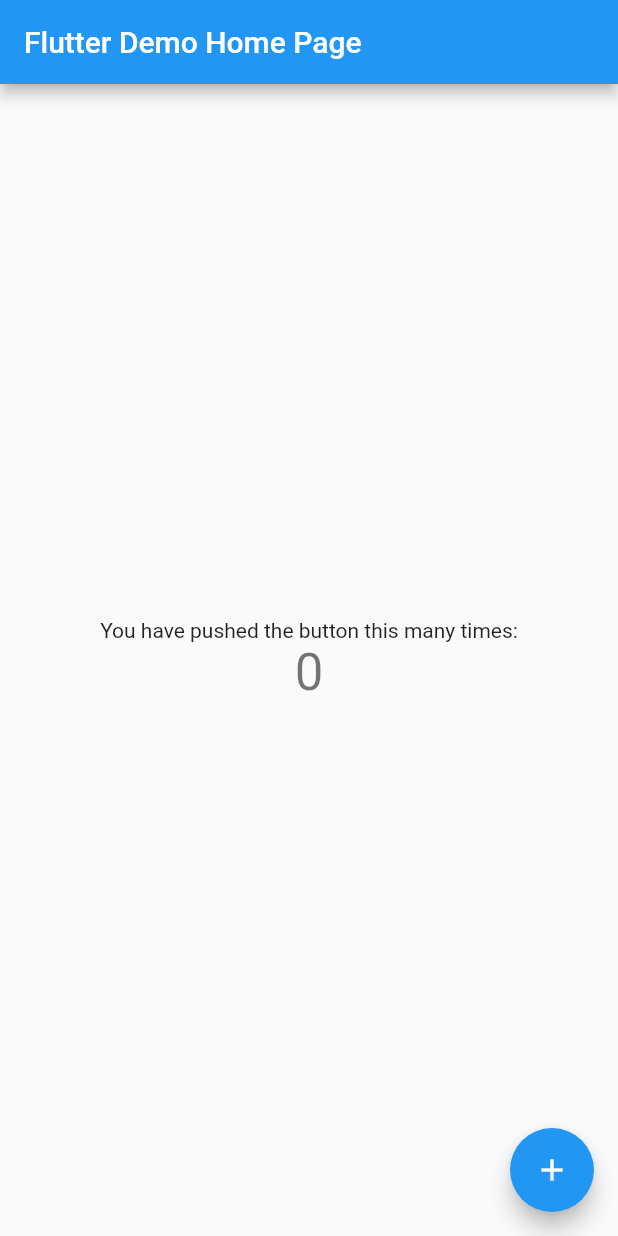
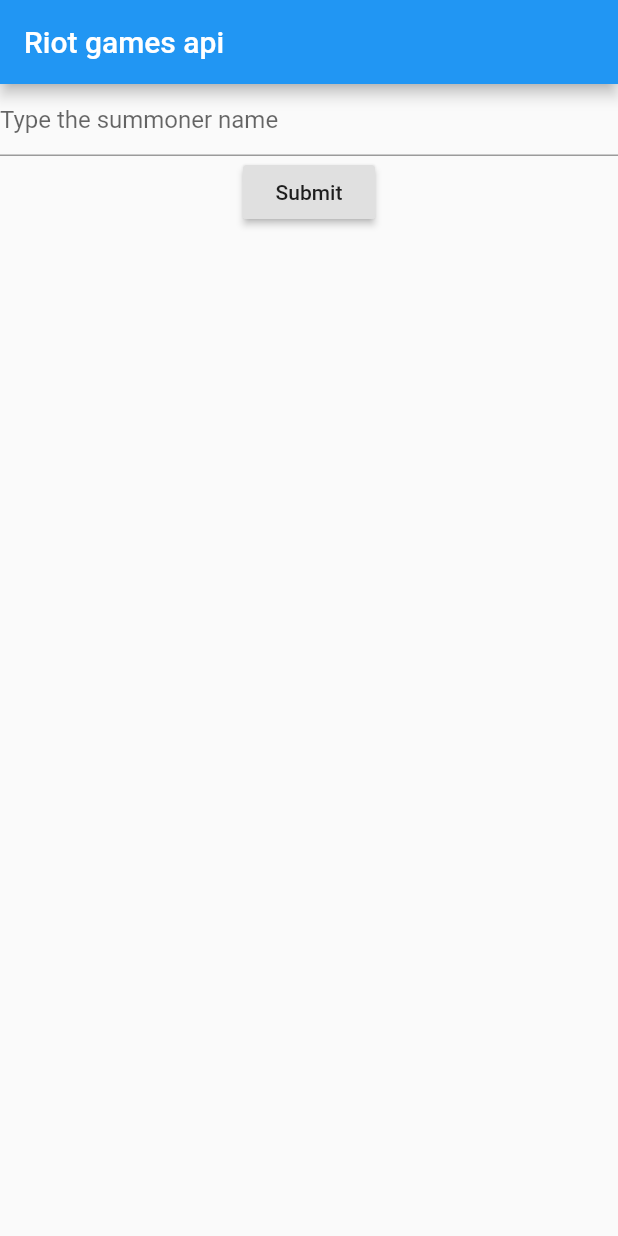
Before and after one commit to rene-kt/flutter-lol-api, a Flutter app: the screen it shows after launch, on a phone screen of 412 x 824 dp. Run offline on Flutter 3.47's test engine with Material 2 defaults, Android fonts, the phone set to English and light mode, and no system bars.

Commit message:
consuming riot api

```diff
--- a/lib/main.dart
+++ b/lib/main.dart
@@ -1,117 +1,54 @@
 import 'package:flutter/material.dart';
+import 'package:FlutterGifGallery/service/requisitions.service.dart';
 
 void main() {
-  runApp(MyApp());
+  runApp(MaterialApp(
+    home: Home(),
+  ));
 }
 
-class MyApp extends StatelessWidget {
-  // This widget is the root of your application.
+class Home extends StatefulWidget {
+  @override
+  _HomeState createState() => _HomeState();
+}
+
+class _HomeState extends State<Home> {
+  Requisition requisition = Requisition();
+
+  TextEditingController textController = TextEditingController();
+  final formKey = GlobalKey<FormState>();
+
   @override
   Widget build(BuildContext context) {
-    return MaterialApp(
-      title: 'Flutter Demo',
-      theme: ThemeData(
-        // This is the theme of your application.
-        //
-        // Try running your application with "flutter run". You'll see the
-        // application has a blue toolbar. Then, without quitting the app, try
-        // changing the primarySwatch below to Colors.green and then invoke
-        // "hot reload" (press "r" in the console where you ran "flutter run",
-        // or simply save your changes to "hot reload" in a Flutter IDE).
-        // Notice that the counter didn't reset back to zero; the application
-        // is not restarted.
-        primarySwatch: Colors.blue,
-        // This makes the visual density adapt to the platform that you run
-        // the app on. For desktop platforms, the controls will be smaller and
-        // closer together (more dense) than on mobile platforms.
-        visualDensity: VisualDensity.adaptivePlatformDensity,
+    return Scaffold(
+      appBar: AppBar(
+        title: Text("Riot games api"),
       ),
-      home: MyHomePage(title: 'Flutter Demo Home Page'),
+      body: SingleChildScrollView(
+          child: Form(
+              key: formKey,
+              child: Column(
+                children: <Widget>[
+                  TextFormField(
+                      controller: textController,
+                      decoration: const InputDecoration(
+                        hintText: 'Type the summoner name',
+                      ),
+                      validator: (value) {
+                        if (value.isEmpty) {
+                          return "Please, enter some text";
+                        } else {
+                          return null;
+                        }
+                      }),
+                  RaisedButton(
+                      onPressed: () {
+                        print(textController.text);
+                        requisition.returnSummonerId(textController.text);
+                      },
+                      child: Text("Submit"))
+                ],
+              ))),
     );
   }
 }
-
-class MyHomePage extends StatefulWidget {
-  MyHomePage({Key key, this.title}) : super(key: key);
-
-  // This widget is the home page of your application. It is stateful, meaning
-  // that it has a State object (defined below) that contains fields that affect
-  // how it looks.
-
-  // This class is the configuration for the state. It holds the values (in this
-  // case the title) provided by the parent (in this case the App widget) and
-  // used by the build method of the State. Fields in a Widget subclass are
-  // always marked "final".
-
-  final String title;
-
-  @override
-  _MyHomePageState createState() => _MyHomePageState();
-}
-
-class _MyHomePageState extends State<MyHomePage> {
-  int _counter = 0;
-
-  void _incrementCounter() {
-    setState(() {
-      // This call to setState tells the Flutter framework that something has
-      // changed in this State, which causes it to rerun the build method below
-      // so that the display can reflect the updated values. If we changed
-      // _counter without calling setState(), then the build method would not be
-      // called again, and so nothing would appear to happen.
-      _counter++;
-    });
-  }
-
-  @override
-  Widget build(BuildContext context) {
-    // This method is rerun every time setState is called, for instance as done
-    // by the _incrementCounter method above.
-    //
-    // The Flutter framework has been optimized to make rerunning build methods
-    // fast, so that you can just rebuild anything that needs updating rather
-    // than having to individually change instances of widgets.
-    return Scaffold(
-      appBar: AppBar(
-        // Here we take the value from the MyHomePage object that was created by
-        // the App.build method, and use it to set our appbar title.
-        title: Text(widget.title),
-      ),
-      body: Center(
-        // Center is a layout widget. It takes a single child and positions it
-        // in the middle of the parent.
-        child: Column(
-          // Column is also a layout widget. It takes a list of children and
-          // arranges them vertically. By default, it sizes itself to fit its
-          // children horizontally, and tries to be as tall as its parent.
-          //
-          // Invoke "debug painting" (press "p" in the console, choose the
-          // "Toggle Debug Paint" action from the Flutter Inspector in Android
-          // Studio, or the "Toggle Debug Paint" command in Visual Studio Code)
-          // to see the wireframe for each widget.
-          //
-          // Column has various properties to control how it sizes itself and
-          // how it positions its children. Here we use mainAxisAlignment to
-          // center the children vertically; the main axis here is the vertical
-          // axis because Columns are vertical (the cross axis would be
-          // horizontal).
-          mainAxisAlignment: MainAxisAlignment.center,
-          children: <Widget>[
-            Text(
-              'You have pushed the button this many times:',
-            ),
-            Text(
-              '$_counter',
-              style: Theme.of(context).textTheme.headline4,
-            ),
-          ],
-        ),
-      ),
-      floatingActionButton: FloatingActionButton(
-        onPressed: _incrementCounter,
-        tooltip: 'Increment',
-        child: Icon(Icons.add),
-      ), // This trailing comma makes auto-formatting nicer for build methods.
-    );
-  }
-}
--- a/pubspec.yaml
+++ b/pubspec.yaml
@@ -28,6 +28,8 @@
   # The following adds the Cupertino Icons font to your application.
   # Use with the CupertinoIcons class for iOS style icons.
   cupertino_icons: ^0.1.3
+  http: ^0.12.0+2
+
 
 dev_dependencies:
   flutter_test:
```
Also changed, not shown: pubspec.lock, 1 other file.
